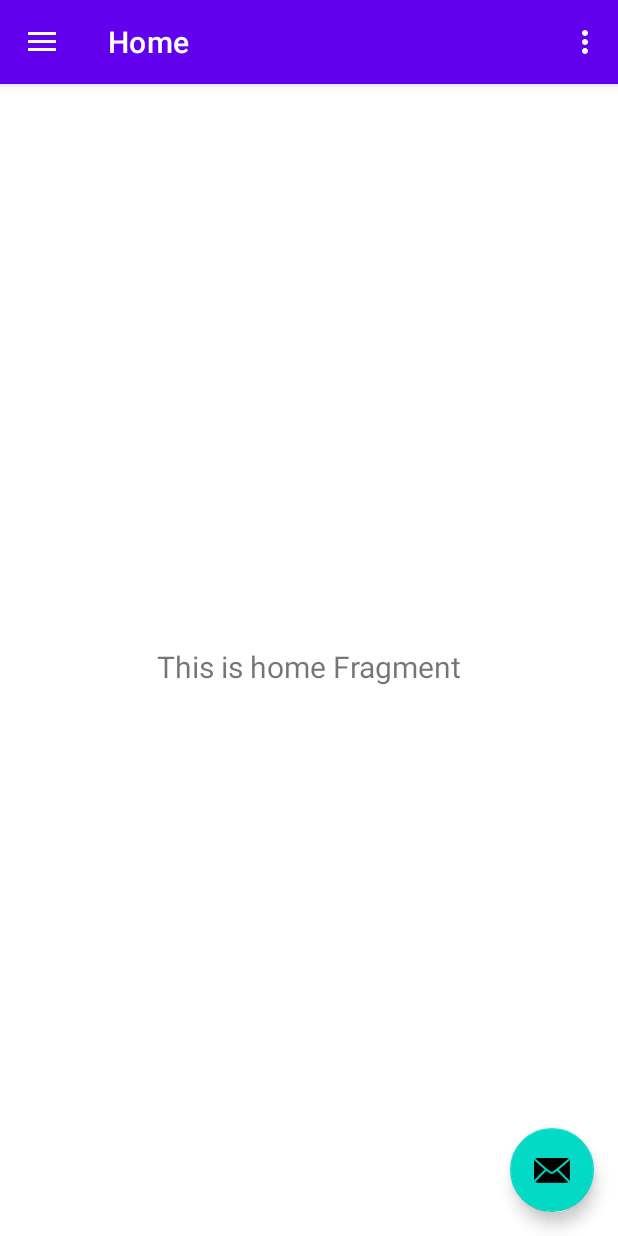
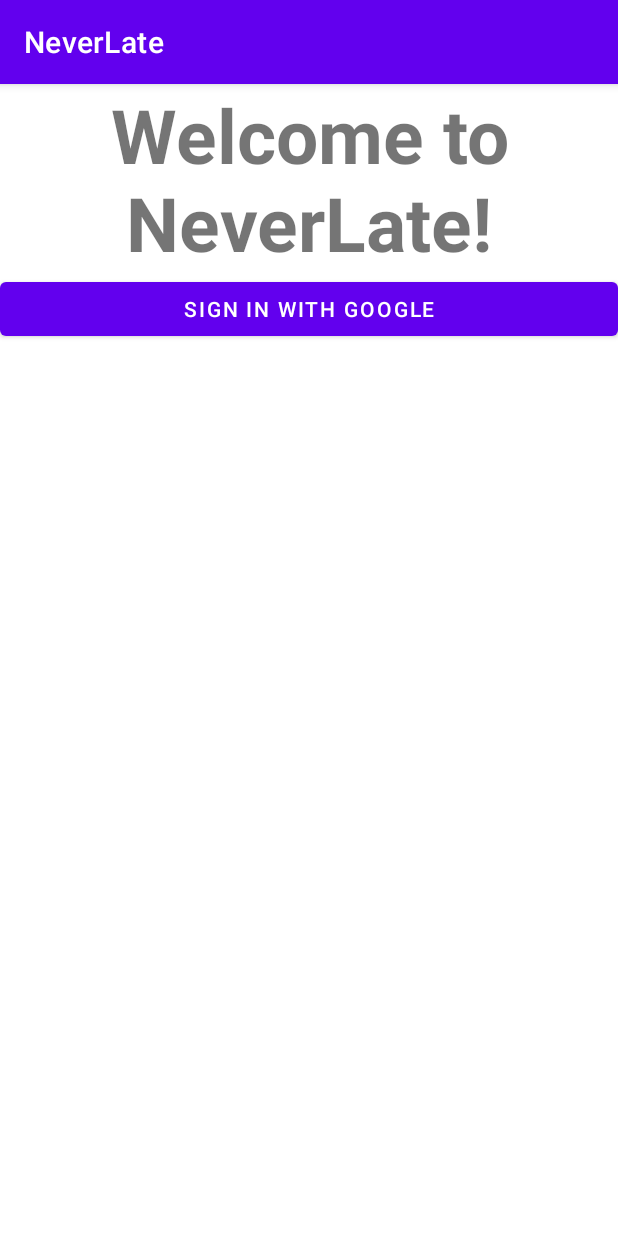
Before and after one commit to zhzh258/NeverLate, an Android app: the screen it shows after launch (MainActivity before the commit, LoginActivity after it), on a phone screen of 412 x 824 dp. Run offline under Robolectric (Android 15) with nearby library versions, the phone set to English and light mode, and no system bars; our stand-ins replace Firebase (no records; nobody signed in at launch, a user with empty details on screens opened directly).

Commit message:
login with google with account saved in firebase

```diff
--- a/app/build.gradle.kts
+++ b/app/build.gradle.kts
@@ -49,9 +49,12 @@ dependencies {
     implementation("androidx.lifecycle:lifecycle-viewmodel-ktx:2.7.0")
     implementation("androidx.navigation:navigation-fragment-ktx:2.7.7")
     implementation("androidx.navigation:navigation-ui-ktx:2.7.7")
+    implementation("com.google.firebase:firebase-auth-ktx:22.3.1")
     testImplementation("junit:junit:4.13.2")
     androidTestImplementation("androidx.test.ext:junit:1.1.5")
     androidTestImplementation("androidx.test.espresso:espresso-core:3.5.1")
     implementation(platform("com.google.firebase:firebase-bom:32.8.0"))
     implementation("com.google.firebase:firebase-analytics")
+    implementation("com.google.android.gms:play-services-auth:19.2.0")
+
 }
--- /dev/null
+++ b/app/src/main/java/com/snowman/neverlate/ui/login/LoginActivity.kt
@@ -0,0 +1,99 @@
+package com.snowman.neverlate.ui.login
+
+import android.content.Intent
+import android.os.Bundle
+import android.util.Log
+import android.widget.Button
+import android.widget.Toast
+import androidx.activity.result.ActivityResultLauncher
+import androidx.activity.result.contract.ActivityResultContracts
+import androidx.appcompat.app.AppCompatActivity
+import com.google.android.gms.auth.api.signin.GoogleSignIn
+import com.google.android.gms.auth.api.signin.GoogleSignInAccount
+import com.google.android.gms.auth.api.signin.GoogleSignInClient
+import com.google.android.gms.auth.api.signin.GoogleSignInOptions
+import com.google.android.gms.common.api.ApiException
+import com.google.android.gms.tasks.Task
+import com.google.firebase.auth.FirebaseAuth
+import com.google.firebase.auth.GoogleAuthProvider
+import com.google.firebase.auth.ktx.auth
+import com.google.firebase.ktx.Firebase
+import com.snowman.neverlate.MainActivity
+import com.snowman.neverlate.R
+
+
+class LoginActivity : AppCompatActivity() {
+
+    private val TAG = "loginActivity"
+    private lateinit var auth: FirebaseAuth
+    private lateinit var loginBtn: Button
+    private lateinit var googleSignInClient: GoogleSignInClient
+    private lateinit var signInLauncher: ActivityResultLauncher<Intent>
+
+    override fun onCreate(savedInstanceState: Bundle?) {
+        super.onCreate(savedInstanceState)
+        setContentView(R.layout.activity_login)
+
+        auth = Firebase.auth
+
+        if (auth.currentUser != null) {
+            goHostActivity()
+        }
+
+        val gso = GoogleSignInOptions.Builder(GoogleSignInOptions.DEFAULT_SIGN_IN)
+            .requestIdToken(getString(R.string.default_web_client_id))
+            .requestEmail()
+            .build()
+
+        googleSignInClient = GoogleSignIn.getClient(this, gso)
+
+        signInLauncher = registerForActivityResult(
+            ActivityResultContracts.StartActivityForResult()
+        ) { result ->
+            val task = GoogleSignIn.getSignedInAccountFromIntent(result.data)
+            handleSignInResult(task)
+        }
+
+        loginBtn = findViewById(R.id.loginBtn)
+        loginBtn.setOnClickListener{
+            login()
+        }
+
+    }
+
+    private fun handleSignInResult(completedTask: Task<GoogleSignInAccount>) {
+        try {
+            val account = completedTask.getResult(ApiException::class.java)
+            if (account != null) {
+                firebaseAuthWithGoogle(account)
+            }
+        } catch (e: ApiException) {
+            Log.w(TAG, "signInWithCredential:failure", e)
+            Toast.makeText(this, "Authentication failed. 1", Toast.LENGTH_SHORT).show()
+        }
+    }
+
+    private fun firebaseAuthWithGoogle(account: GoogleSignInAccount) {
+        val credential = GoogleAuthProvider.getCredential(account.idToken, null)
+        auth.signInWithCredential(credential)
+            .addOnCompleteListener(this) { task ->
+                if (task.isSuccessful) {
+                    goHostActivity()
+                } else {
+                    Log.w(TAG, "signInWithCredential:failure", task.exception)
+                    Toast.makeText(this, "Authentication failed. 2", Toast.LENGTH_SHORT).show()
+                }
+            }
+    }
+
+    private fun login() {
+        val signInIntent = googleSignInClient.signInIntent
+        signInLauncher.launch(signInIntent)
+    }
+
+    private fun goHostActivity() {
+        val i = Intent(this, MainActivity::class.java)
+        startActivity(i)
+        finish()
+    }
+}
--- /dev/null
+++ b/app/src/main/res/layout/activity_login.xml
@@ -0,0 +1,25 @@
+<?xml version="1.0" encoding="utf-8"?>
+<LinearLayout xmlns:android="http://schemas.android.com/apk/res/android"
+    xmlns:tools="http://schemas.android.com/tools"
+    android:layout_width="match_parent"
+    android:layout_height="match_parent"
+    android:orientation="vertical"
+    tools:context=".ui.login.LoginActivity">
+
+    <TextView
+        android:layout_width="match_parent"
+        android:layout_height="wrap_content"
+        android:gravity="center"
+        android:text="Welcome to NeverLate!"
+        android:textSize="50sp"
+        android:textStyle="bold" />
+
+
+    <Button
+        android:id="@+id/loginBtn"
+        android:layout_width="match_parent"
+        android:layout_height="wrap_content"
+        android:text="Sign In With Google" />
+
+
+</LinearLayout>
--- a/app/src/main/res/values/strings.xml
+++ b/app/src/main/res/values/strings.xml
@@ -10,4 +10,5 @@
     <string name="menu_home">Home</string>
     <string name="menu_gallery">Gallery</string>
     <string name="menu_slideshow">Slideshow</string>
+    <string name="default_web_client_id">196033837175-9bc1n2p6kb8bkagi1fpb0svuqn6vltcn.apps.googleusercontent.com</string>
 </resources>
```
Also changed, not shown: app/src/main/AndroidManifest.xml (+10 -5 lines).
